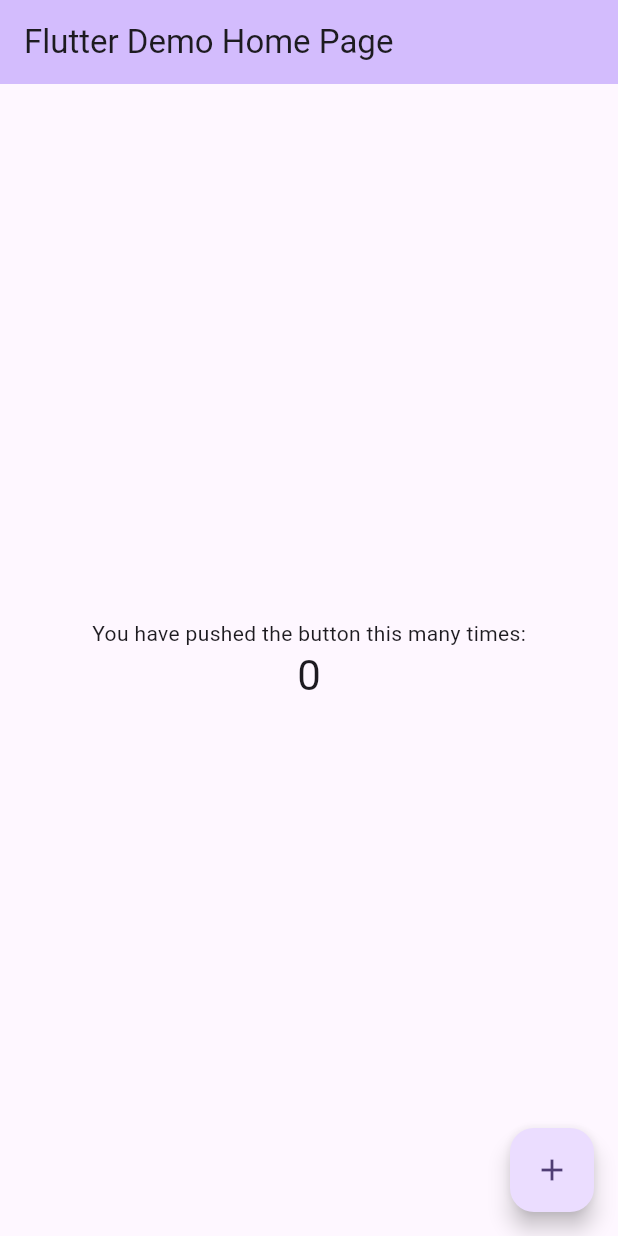
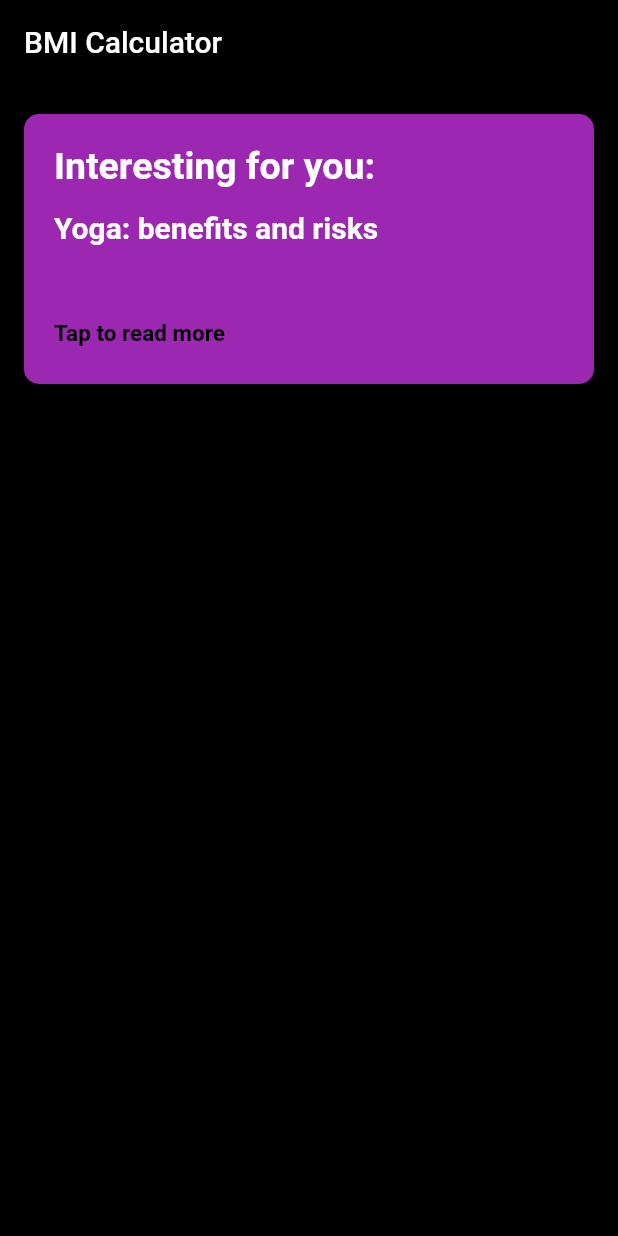
Before and after one commit to harishngt/flutterChallenge, a Flutter app: the screen it shows after launch, on a phone screen of 412 x 824 dp. Run offline on Flutter 3.47's test engine with Material 2 defaults, Android fonts, the phone set to English and light mode, and no system bars.

Commit message:
Home Page
Initialized main page UI for BMI calculator.

```diff
--- a/challengetrial/lib/main.dart
+++ b/challengetrial/lib/main.dart
@@ -1,125 +1,23 @@
 import 'package:flutter/material.dart';
+import 'package:challengetrial/mainscreen.dart';
 
 void main() {
-  runApp(const MyApp());
+  runApp(MyApp());
 }
 
-class MyApp extends StatelessWidget {
+class MyApp extends StatefulWidget {
   const MyApp({super.key});
 
-  // This widget is the root of your application.
+  @override
+  State<MyApp> createState() => _MyAppState();
+}
+
+class _MyAppState extends State<MyApp> {
   @override
   Widget build(BuildContext context) {
     return MaterialApp(
-      title: 'Flutter Demo',
-      theme: ThemeData(
-        // This is the theme of your application.
-        //
-        // TRY THIS: Try running your application with "flutter run". You'll see
-        // the application has a blue toolbar. Then, without quitting the app,
-        // try changing the seedColor in the colorScheme below to Colors.green
-        // and then invoke "hot reload" (save your changes or press the "hot
-        // reload" button in a Flutter-supported IDE, or press "r" if you used
-        // the command line to start the app).
-        //
-        // Notice that the counter didn't reset back to zero; the application
-        // state is not lost during the reload. To reset the state, use hot
-        // restart instead.
-        //
-        // This works for code too, not just values: Most code changes can be
-        // tested with just a hot reload.
-        colorScheme: ColorScheme.fromSeed(seedColor: Colors.deepPurple),
-        useMaterial3: true,
-      ),
-      home: const MyHomePage(title: 'Flutter Demo Home Page'),
+      debugShowCheckedModeBanner: false,
+      home: homepg(),
     );
   }
 }
-
-class MyHomePage extends StatefulWidget {
-  const MyHomePage({super.key, required this.title});
-
-  // This widget is the home page of your application. It is stateful, meaning
-  // that it has a State object (defined below) that contains fields that affect
-  // how it looks.
-
-  // This class is the configuration for the state. It holds the values (in this
-  // case the title) provided by the parent (in this case the App widget) and
-  // used by the build method of the State. Fields in a Widget subclass are
-  // always marked "final".
-
-  final String title;
-
-  @override
-  State<MyHomePage> createState() => _MyHomePageState();
-}
-
-class _MyHomePageState extends State<MyHomePage> {
-  int _counter = 0;
-
-  void _incrementCounter() {
-    setState(() {
-      // This call to setState tells the Flutter framework that something has
-      // changed in this State, which causes it to rerun the build method below
-      // so that the display can reflect the updated values. If we changed
-      // _counter without calling setState(), then the build method would not be
-      // called again, and so nothing would appear to happen.
-      _counter++;
-    });
-  }
-
-  @override
-  Widget build(BuildContext context) {
-    // This method is rerun every time setState is called, for instance as done
-    // by the _incrementCounter method above.
-    //
-    // The Flutter framework has been optimized to make rerunning build methods
-    // fast, so that you can just rebuild anything that needs updating rather
-    // than having to individually change instances of widgets.
-    return Scaffold(
-      appBar: AppBar(
-        // TRY THIS: Try changing the color here to a specific color (to
-        // Colors.amber, perhaps?) and trigger a hot reload to see the AppBar
-        // change color while the other colors stay the same.
-        backgroundColor: Theme.of(context).colorScheme.inversePrimary,
-        // Here we take the value from the MyHomePage object that was created by
-        // the App.build method, and use it to set our appbar title.
-        title: Text(widget.title),
-      ),
-      body: Center(
-        // Center is a layout widget. It takes a single child and positions it
-        // in the middle of the parent.
-        child: Column(
-          // Column is also a layout widget. It takes a list of children and
-          // arranges them vertically. By default, it sizes itself to fit its
-          // children horizontally, and tries to be as tall as its parent.
-          //
-          // Column has various properties to control how it sizes itself and
-          // how it positions its children. Here we use mainAxisAlignment to
-          // center the children vertically; the main axis here is the vertical
-          // axis because Columns are vertical (the cross axis would be
-          // horizontal).
-          //
-          // TRY THIS: Invoke "debug painting" (choose the "Toggle Debug Paint"
-          // action in the IDE, or press "p" in the console), to see the
-          // wireframe for each widget.
-          mainAxisAlignment: MainAxisAlignment.center,
-          children: <Widget>[
-            const Text(
-              'You have pushed the button this many times:',
-            ),
-            Text(
-              '$_counter',
-              style: Theme.of(context).textTheme.headlineMedium,
-            ),
-          ],
-        ),
-      ),
-      floatingActionButton: FloatingActionButton(
-        onPressed: _incrementCounter,
-        tooltip: 'Increment',
-        child: const Icon(Icons.add),
-      ), // This trailing comma makes auto-formatting nicer for build methods.
-    );
-  }
-}
--- /dev/null
+++ b/challengetrial/lib/mainscreen.dart
@@ -0,0 +1,66 @@
+import 'package:flutter/material.dart';
+
+void main() {
+  runApp(homepg());
+}
+
+class homepg extends StatefulWidget {
+  const homepg({super.key});
+
+  @override
+  State<homepg> createState() => _homepgState();
+}
+
+class _homepgState extends State<homepg> {
+  @override
+  Widget build(BuildContext context) {
+    return Scaffold(
+      backgroundColor: Colors.black,
+      appBar: AppBar(
+        title: Text('BMI Calculator'),
+        backgroundColor: Colors.black,
+      ),
+      body: Container(
+        child: Column(
+          children: [
+            SizedBox(
+              height: 20,
+            ),
+            Container(
+              padding: EdgeInsetsDirectional.all(20),
+              height: 180,
+              width: 380,
+              decoration: BoxDecoration(
+                  borderRadius: BorderRadius.circular(10.0),
+                  color: Colors.purple),
+              child: Column(
+                crossAxisAlignment: CrossAxisAlignment.start,
+                children: [
+                  Text('Interesting for you:',
+                      style: TextStyle(
+                          fontWeight: FontWeight.bold,
+                          color: Colors.white,
+                          fontSize: 25)),
+                  SizedBox(height: 15),
+                  Text('Yoga: benefits and risks',
+                      style: TextStyle(
+                          fontWeight: FontWeight.bold,
+                          color: Colors.white,
+                          fontSize: 20)),
+                  SizedBox(height: 50),
+                  Text('Tap to read more',
+                      style: TextStyle(
+                          fontWeight: FontWeight.bold,
+                          color: Colors.black,
+                          fontSize: 15)),
+                ],
+              ),
+            ),
+            SizedBox(height: 30),
+            Container(),
+          ],
+        ),
+      ),
+    );
+  }
+}
```
